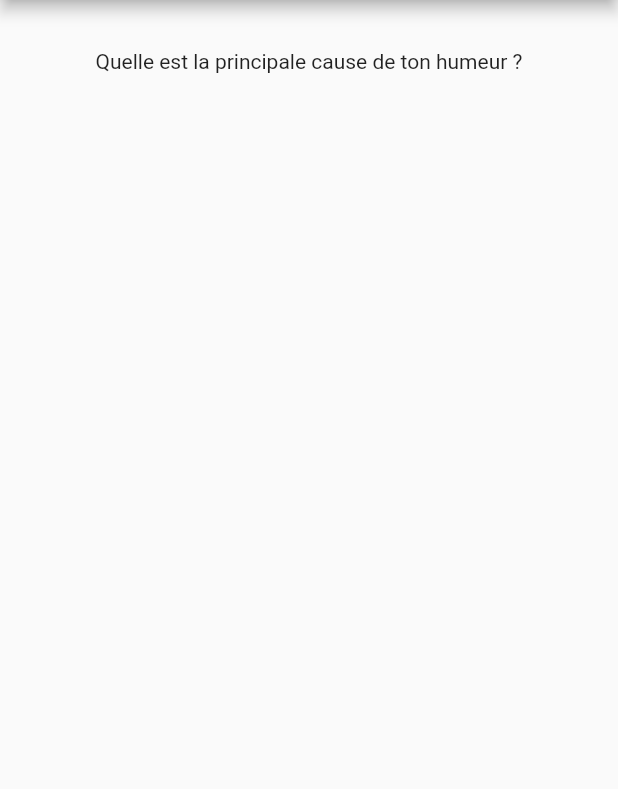
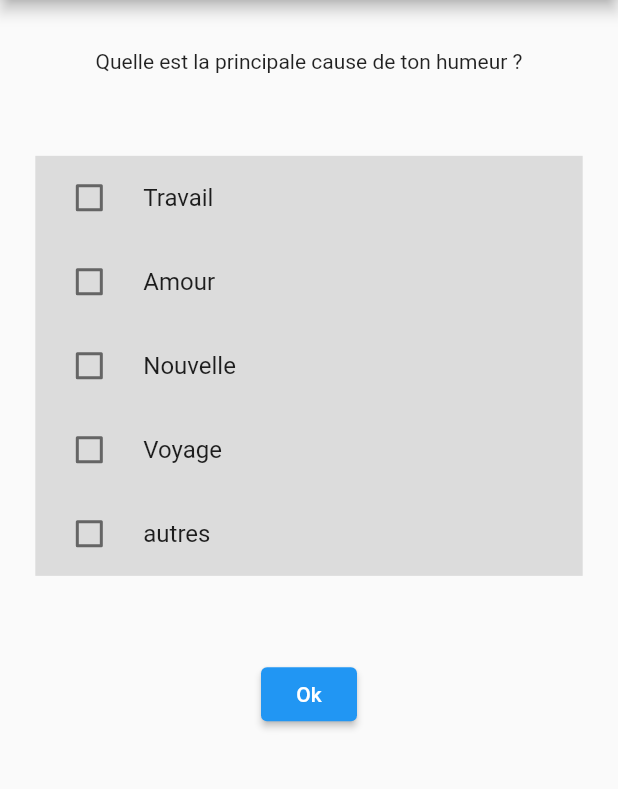
Before and after one commit to KodiakFR/my_mood, a Flutter app: the MoodFormPage screen opened by its route, on a phone screen of 412 x 824 dp, the part 84-873 px from its top. Run offline on Flutter 3.47's test engine with Material 2 defaults, Android fonts, the phone set to English and light mode, and no system bars; network calls fail.

Commit message:
add new features

```diff
--- a/lib/main.dart
+++ b/lib/main.dart
@@ -1,6 +1,8 @@
 import 'package:flutter/material.dart';
 import 'package:my_mood/screens/homepage/home_page.dart';
 import 'package:my_mood/screens/moodFormPage/mood_form_page.dart';
+
+import 'screens/moodFormPage/wiriting_form_page.dart';
 
 void main() {
   runApp(const MyApp());
@@ -16,7 +18,8 @@ class MyApp extends StatelessWidget {
       debugShowCheckedModeBanner: false,
       initialRoute: '/',
       routes: {
-          "/MoodForm":(context) => const MoodFormPage()
+          "/MoodForm":(context) => MoodFormPage(),
+          "/WriteForm":(context) => WritingFormPage(),
       },
       title: 'My Mood',
       theme: ThemeData(
--- a/lib/screens/homepage/home_page.dart
+++ b/lib/screens/homepage/home_page.dart
@@ -16,7 +16,7 @@ class HomePage extends StatelessWidget {
         child: Column(
           mainAxisAlignment: MainAxisAlignment.spaceAround,
           children: const [
-            Text('Clique sur la méteo qui correspond à ton humeur d\'aujourd\'hui ? '),
+          Text('Clique sur la méteo qui correspond à ton humeur d\'aujourd\'hui ? '),
            ElevatedButton_HomePage(urlImage: 'lib/IMG/sun.png'),
            ElevatedButton_HomePage(urlImage: 'lib/IMG/cloudy.png'),
            ElevatedButton_HomePage(urlImage: 'lib/IMG/rainning.png'),
--- a/lib/screens/moodFormPage/mood_form_page.dart
+++ b/lib/screens/moodFormPage/mood_form_page.dart
@@ -1,8 +1,20 @@
 import 'package:flutter/material.dart';
 import 'package:my_mood/screens/widget/navbar.dart';
 
-class MoodFormPage extends StatelessWidget {
-  const MoodFormPage({super.key});
+class MoodFormPage extends StatefulWidget {
+  MoodFormPage({super.key});
+
+  @override
+  State<MoodFormPage> createState() => _MoodFormPageState();
+}
+
+class _MoodFormPageState extends State<MoodFormPage> {
+  // bool _checkedvalue = false;
+  // bool _checkedvalue2 = false;
+
+  List<bool> _checkedvalue = [false, false, false, false, false];
+
+  List<String> answers = ["Travail", "Amour", "Nouvelle", "Voyage", "autres"];
 
   @override
   Widget build(BuildContext context) {
@@ -14,13 +26,33 @@ class MoodFormPage extends StatelessWidget {
       ),
       body: Center(
         child: Column(
-        children: [
+        children: <Widget>[
           Padding(
             padding: EdgeInsets.only(top : sizeHeight/25),
             child: Text("Quelle est la principale cause de ton humeur ?"),
-
-
-          )
+          ),
+          Padding(
+            padding: EdgeInsets.symmetric(horizontal : sizeHeight/35, vertical: sizeHeight/15),
+            child: Container(
+              color: Colors.black12,
+              child: ListView.builder(
+                  shrinkWrap: true,
+                  itemCount: answers.length,
+                  itemBuilder: ((context, index) {
+                  return CheckboxListTile(
+                    title: Text(answers[index],),
+                    value: _checkedvalue[index],
+                    onChanged: (value) {
+                      setState(() {
+                        _checkedvalue[index] = value!;
+                      });
+                    }, controlAffinity: ListTileControlAffinity.leading,);
+                })),
+        ),
+          ),
+          ElevatedButton(onPressed: () {
+            Navigator.pushReplacementNamed(context, '/WriteForm');
+          }, child: Text("Ok")),
         ],
       )),
     );
```
Also changed, not shown: lib/screens/moodFormPage/wiriting_form_page.dart (added, +28 -0 lines).
